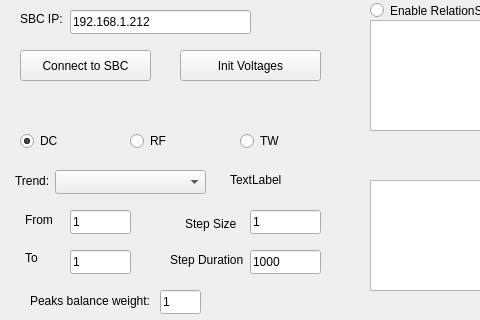
Old version of the form autotrend.ui in the repository MOBILionSystems/MIPS-app-MOBILion; both pictures show x 0 to 480 and y 0 to 320 of the 801 by 427 pixel window.
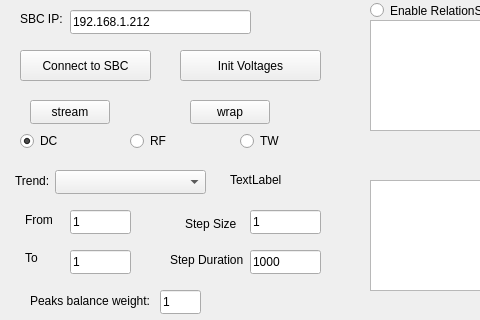
New version of the form.

Diff of the .ui file:
```diff
--- a/autotrend.ui
+++ b/autotrend.ui
@@ -442,6 +442,32 @@
     <string>1</string>
    </property>
   </widget>
+  <widget class="QPushButton" name="pushButton_2">
+   <property name="geometry">
+    <rect>
+     <x>30</x>
+     <y>100</y>
+     <width>80</width>
+     <height>24</height>
+    </rect>
+   </property>
+   <property name="text">
+    <string>stream</string>
+   </property>
+  </widget>
+  <widget class="QPushButton" name="pushButton_3">
+   <property name="geometry">
+    <rect>
+     <x>190</x>
+     <y>100</y>
+     <width>80</width>
+     <height>24</height>
+    </rect>
+   </property>
+   <property name="text">
+    <string>wrap</string>
+   </property>
+  </widget>
  </widget>
  <resources/>
  <connections/>
```
